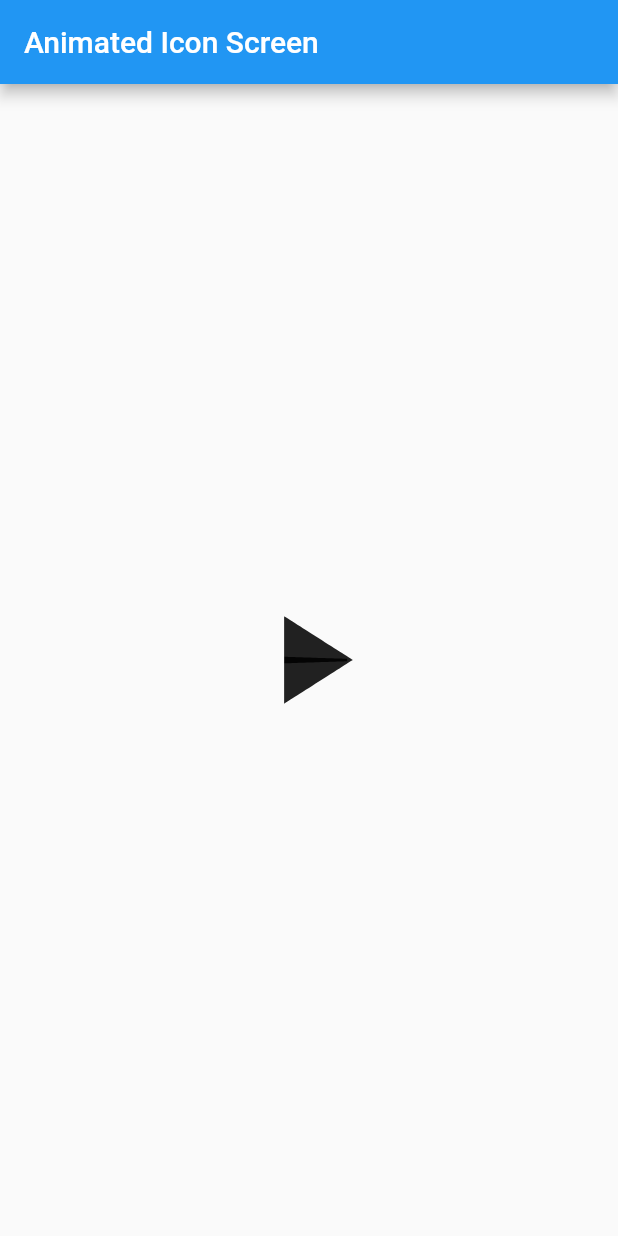
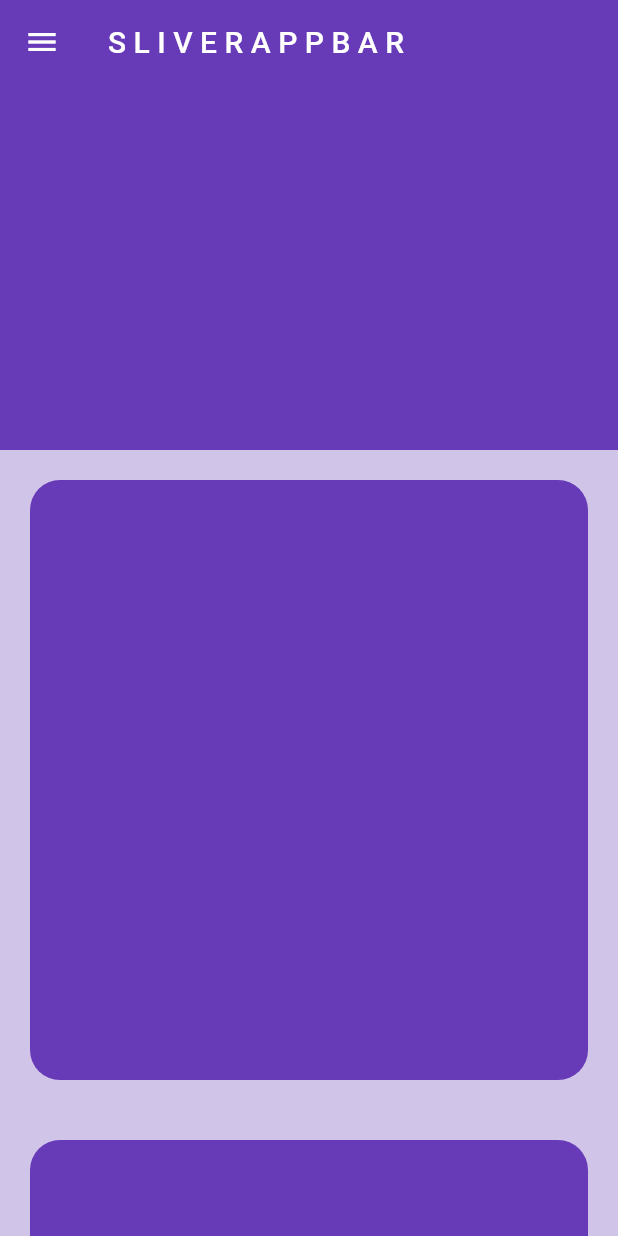
Before and after one commit to mdminhaziftekhar/Flutter-Widget-learning, a Flutter app: the screen it shows after launch, on a phone screen of 412 x 824 dp. Run offline on Flutter 3.47's test engine with Material 2 defaults, Android fonts, the light colour scheme and no system bars.

Commit message:
Sliver Appbar

```diff
--- a/lib/main.dart
+++ b/lib/main.dart
@@ -12,6 +12,7 @@ import 'package:flutter_learning/screens/flexible.dart';
 import 'package:flutter_learning/screens/floatingbutton.dart';
 import 'package:flutter_learning/screens/form.dart';
 import 'package:flutter_learning/screens/popupmenu.dart';
+import 'package:flutter_learning/screens/sliver_appbar.dart';
 import 'package:flutter_learning/screens/table.dart';
 import 'package:flutter_learning/screens/timepicker.dart';
 
@@ -45,6 +46,6 @@ class MyWidget extends StatefulWidget {
 class _MyWidgetState extends State<MyWidget> {
   @override
   Widget build(BuildContext context) {
-    return AnimatedIconScreen();
+    return SliverAppbarScreen();
   }
 }
--- /dev/null
+++ b/lib/screens/sliver_appbar.dart
@@ -0,0 +1,82 @@
+import 'package:flutter/material.dart';
+
+class SliverAppbarScreen extends StatelessWidget {
+  const SliverAppbarScreen({super.key});
+
+  @override
+  Widget build(BuildContext context) {
+    return Scaffold(
+      backgroundColor: Colors.deepPurple[100],
+      body: CustomScrollView(
+        slivers: [
+          SliverAppBar(
+            backgroundColor: Colors.deepPurple,
+            leading: Icon(Icons.menu),
+            title: Text('S L I V E R A P P B A R'),
+            expandedHeight: 300,
+          ),
+          SliverToBoxAdapter(
+            child: Padding(
+              padding: const EdgeInsets.all(20.0),
+              child: ClipRRect(
+                borderRadius: BorderRadius.circular(20),
+                child: Container(
+                  height: 400,
+                  color: Colors.deepPurple,
+                ),
+              ),
+            ),
+          ),
+          SliverToBoxAdapter(
+            child: Padding(
+              padding: const EdgeInsets.all(20.0),
+              child: ClipRRect(
+                borderRadius: BorderRadius.circular(20),
+                child: Container(
+                  height: 400,
+                  color: Colors.deepPurple,
+                ),
+              ),
+            ),
+          ),
+          SliverToBoxAdapter(
+            child: Padding(
+              padding: const EdgeInsets.all(20.0),
+              child: ClipRRect(
+                borderRadius: BorderRadius.circular(20),
+                child: Container(
+                  height: 400,
+                  color: Colors.deepPurple,
+                ),
+              ),
+            ),
+          ),
+          SliverToBoxAdapter(
+            child: Padding(
+              padding: const EdgeInsets.all(20.0),
+              child: ClipRRect(
+                borderRadius: BorderRadius.circular(20),
+                child: Container(
+                  height: 400,
+                  color: Colors.deepPurple,
+                ),
+              ),
+            ),
+          ),
+          SliverToBoxAdapter(
+            child: Padding(
+              padding: const EdgeInsets.all(20.0),
+              child: ClipRRect(
+                borderRadius: BorderRadius.circular(20),
+                child: Container(
+                  height: 400,
+                  color: Colors.deepPurple,
+                ),
+              ),
+            ),
+          ),
+        ],
+      ),
+    );
+  }
+}
```
